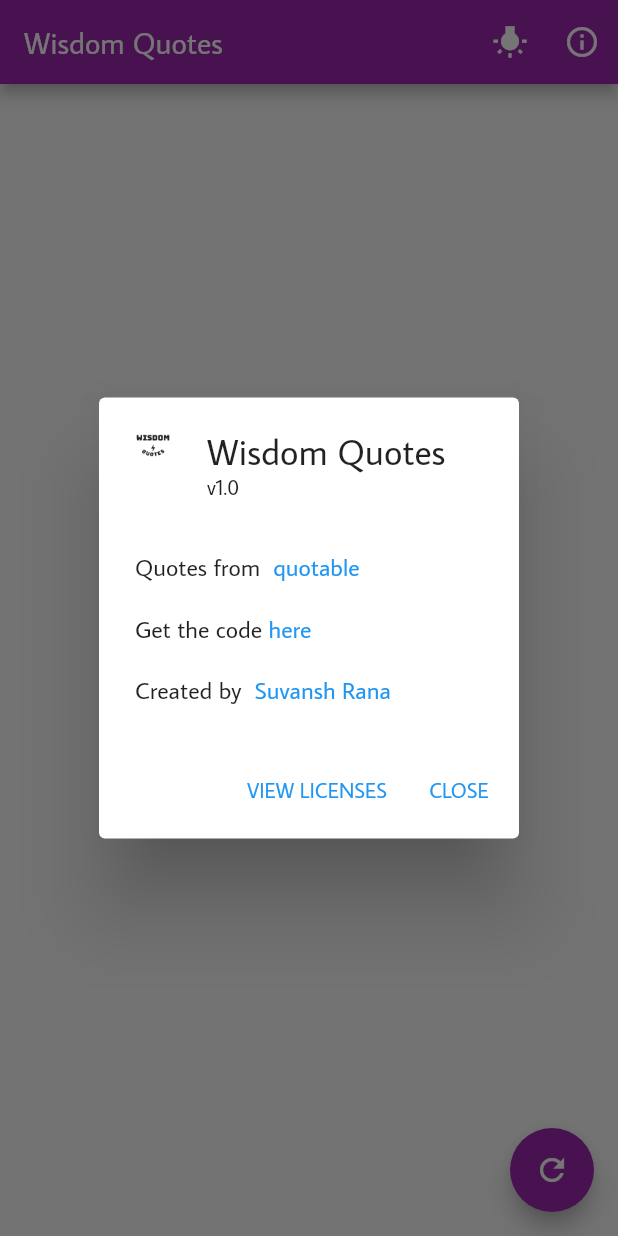
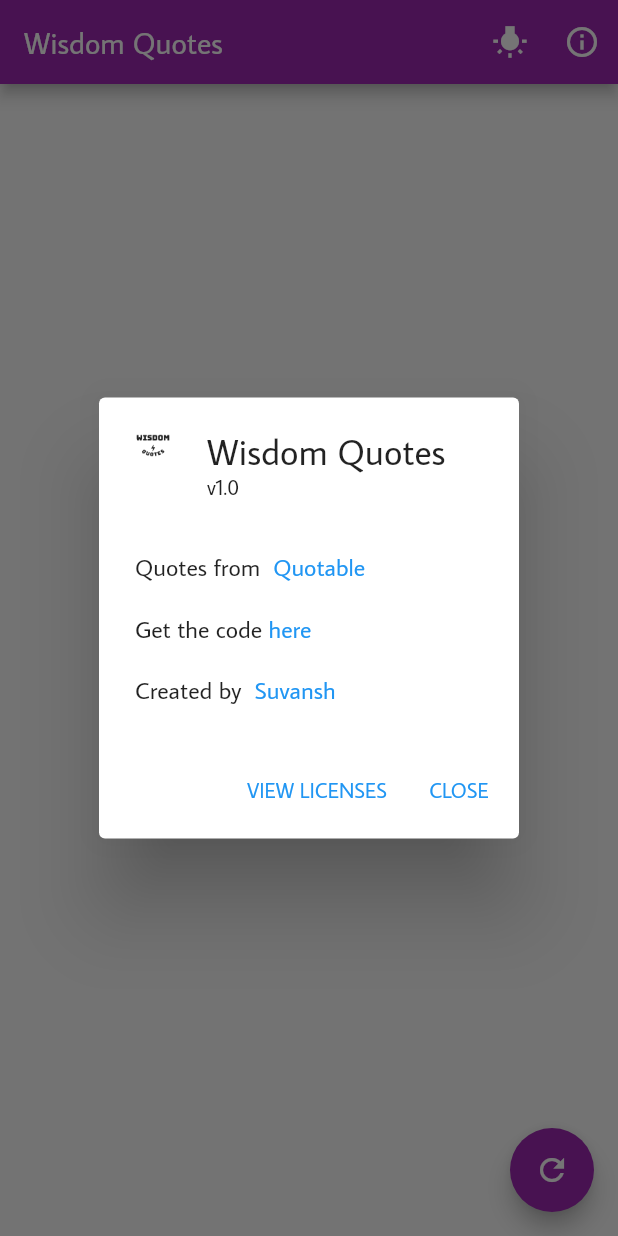
Before and after one commit to suvnshr/wisdom_quotes, a Flutter app: the screen it shows after launch, after a tap on the "info outline" icon, on a phone screen of 412 x 824 dp. Run offline on Flutter 3.47's test engine with Material 2 defaults, Android fonts, the phone set to English and light mode, and no system bars; our stand-ins replace get, shared_preferences; network calls fail.

```diff
--- a/lib/widgets/about_icon_button.dart
+++ b/lib/widgets/about_icon_button.dart
@@ -30,7 +30,7 @@ class AboutIconButton extends StatelessWidget {
                   Text("Quotes from "),
                   GestureDetector(
                     child: Text(
-                      " quotable",
+                      " Quotable",
                       style: TextStyle(
                         color: Colors.blue,
                       ),
@@ -67,7 +67,7 @@ class AboutIconButton extends StatelessWidget {
                   ),
                   GestureDetector(
                     child: Text(
-                      " Suvansh Rana",
+                      " Suvansh",
                       style: TextStyle(
                         color: Colors.blue,
                       ),
```
